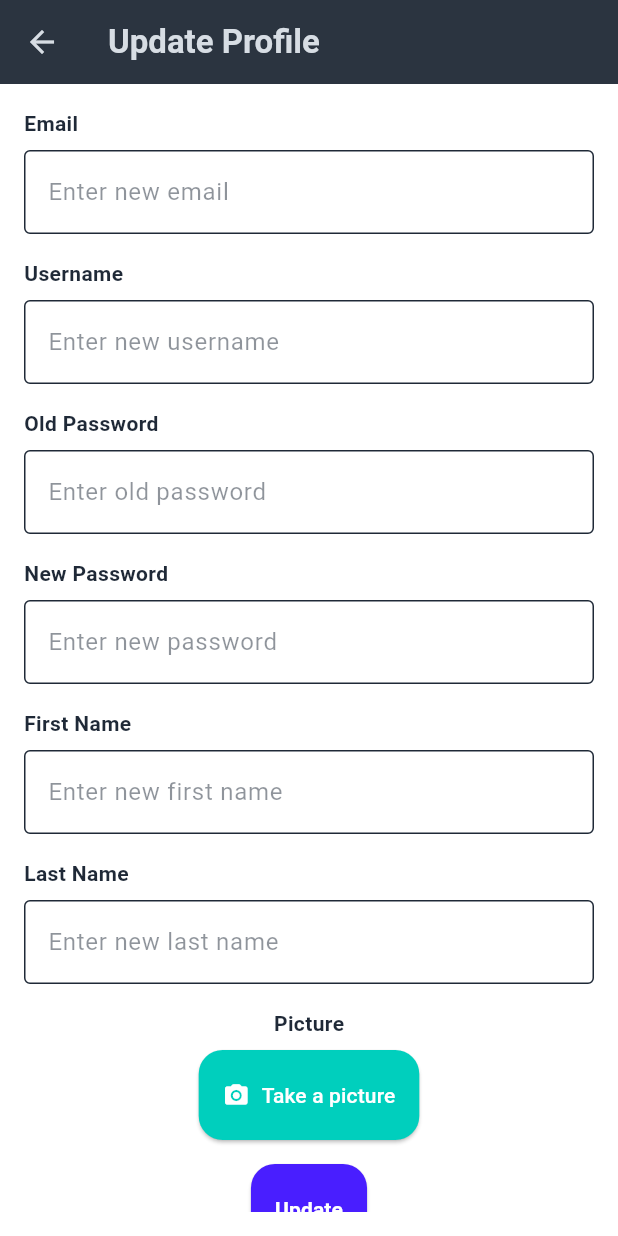
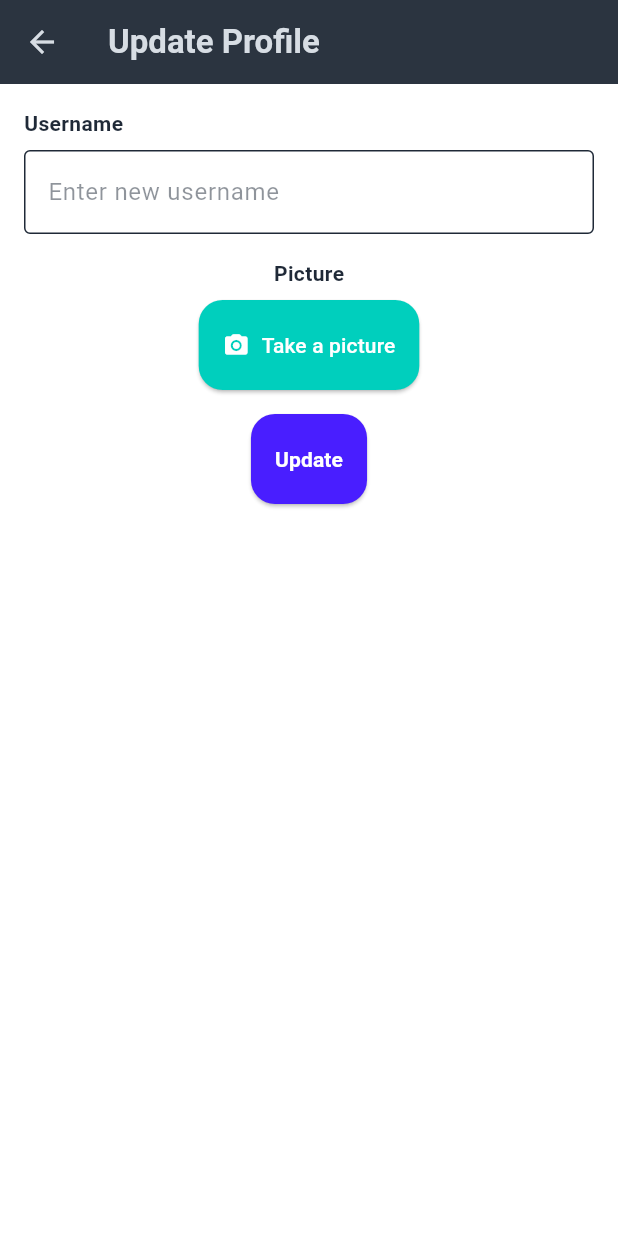
Before and after one commit to joaompfonseca/cm-flutter-project, a Flutter app: the UpdateProfileForm screen opened directly, on a phone screen of 412 x 824 dp. Run offline on Flutter 3.47's test engine with Material 3 defaults, Android fonts, the phone set to English and light mode, and no system bars; our stand-ins replace flutter_bloc, flutter_dotenv, flutter_map, geolocator, image_picker, latlong2; missing offline and left inert: amplify_auth_cognito, amplify_flutter, dio_cache_interceptor_hive_store, flutter_map_cache; accounts and stored records are empty.

Commit message:
Fix Update Profile

```diff
--- a/lib/cubit/profile.dart
+++ b/lib/cubit/profile.dart
@@ -73,35 +73,13 @@ class ProfileCubit extends Cubit<ProfileState> {
     }
   }
 
-  Future<void> updateProfile(
-      String email,
-      String username,
-      String oldPassword,
-      String newPassword,
-      String firstName,
-      String lastName,
-      File? image) async {
+  Future<void> updateProfile(String username, File? image) async {
     final uri = Uri.https("gw.project-x.pt", 'api/user/edit');
 
     var data = {};
 
-    if (email != "") {
-      data['email'] = email;
-    }
     if (username != "") {
       data['username'] = username;
-    }
-    if (oldPassword != "") {
-      data['password'] = oldPassword;
-    }
-    if (newPassword != "") {
-      data['new_password'] = newPassword;
-    }
-    if (firstName != "") {
-      data['first_name'] = firstName;
-    }
-    if (lastName != "") {
-      data['last_name'] = lastName;
     }
     if (image != null) {
       final imageUrl = await uploadImage(image);
--- a/lib/profile/update.dart
+++ b/lib/profile/update.dart
@@ -14,12 +14,7 @@ class UpdateProfileForm extends StatefulWidget {
 class _UpdateProfileFormState extends State<UpdateProfileForm> {
   final picker = ImagePicker();
   File? image;
-  late TextEditingController emailController;
   late TextEditingController usernameController;
-  late TextEditingController oldPasswordController;
-  late TextEditingController newPasswordController;
-  late TextEditingController firstNameController;
-  late TextEditingController lastNameController;
 
   Future getImageFromCamera() async {
     final pickedFile = await picker.pickImage(source: ImageSource.camera);
@@ -33,22 +28,12 @@ class _UpdateProfileFormState extends State<UpdateProfileForm> {
   @override
   void initState() {
     super.initState();
-    emailController = TextEditingController();
     usernameController = TextEditingController();
-    oldPasswordController = TextEditingController();
-    newPasswordController = TextEditingController();
-    firstNameController = TextEditingController();
-    lastNameController = TextEditingController();
   }
 
   @override
   void dispose() {
-    emailController.dispose();
     usernameController.dispose();
-    oldPasswordController.dispose();
-    newPasswordController.dispose();
-    firstNameController.dispose();
-    lastNameController.dispose();
     super.dispose();
   }
 
@@ -69,25 +54,6 @@ class _UpdateProfileFormState extends State<UpdateProfileForm> {
             crossAxisAlignment: CrossAxisAlignment.start,
             children: [
               const Text(
-                'Email',
-                style: TextStyle(fontWeight: FontWeight.bold),
-              ),
-              const SizedBox(height: 8),
-              TextFormField(
-                controller: emailController,
-                decoration: InputDecoration(
-                  border: const OutlineInputBorder(),
-                  hintText: 'Enter new email',
-                  hintStyle: TextStyle(
-                    color: Theme.of(context)
-                        .colorScheme
-                        .onBackground
-                        .withOpacity(0.5),
-                  ),
-                ),
-              ),
-              const SizedBox(height: 16),
-              const Text(
                 'Username',
                 style: TextStyle(fontWeight: FontWeight.bold),
               ),
@@ -97,86 +63,6 @@ class _UpdateProfileFormState extends State<UpdateProfileForm> {
                 decoration: InputDecoration(
                   border: const OutlineInputBorder(),
                   hintText: 'Enter new username',
-                  hintStyle: TextStyle(
-                    color: Theme.of(context)
-                        .colorScheme
-                        .onBackground
-                        .withOpacity(0.5),
-                  ),
-                ),
-              ),
-              const SizedBox(height: 16),
-              const Text(
-                'Old Password',
-                style: TextStyle(fontWeight: FontWeight.bold),
-              ),
-              const SizedBox(height: 8),
-              TextFormField(
-                controller: oldPasswordController,
-                obscureText: true,
-                decoration: InputDecoration(
-                  border: const OutlineInputBorder(),
-                  hintText: 'Enter old password',
-                  hintStyle: TextStyle(
-                    color: Theme.of(context)
-                        .colorScheme
-                        .onBackground
-                        .withOpacity(0.5),
-                  ),
-                ),
-              ),
-              const SizedBox(height: 16),
-              const Text(
-                'New Password',
-                style: TextStyle(fontWeight: FontWeight.bold),
-              ),
-              const SizedBox(height: 8),
-              TextFormField(
-                controller: newPasswordController,
-                obscureText: true,
-                decoration: InputDecoration(
-                  border: const OutlineInputBorder(),
-                  hintText: 'Enter new password',
-                  hintStyle: TextStyle(
-                    color: Theme.of(context)
-                        .colorScheme
-                        .onBackground
-                        .withOpacity(0.5),
-                  ),
-                ),
-              ),
-              const SizedBox(height: 16),
-              const Text(
-                'First Name',
-                style: TextStyle(fontWeight: FontWeight.bold),
-              ),
-              const SizedBox(height: 8),
-              TextFormField(
-                controller: firstNameController,
-                obscureText: true,
-                decoration: InputDecoration(
-                  border: const OutlineInputBorder(),
-                  hintText: 'Enter new first name',
-                  hintStyle: TextStyle(
-                    color: Theme.of(context)
-                        .colorScheme
-                        .onBackground
-                        .withOpacity(0.5),
-                  ),
-                ),
-              ),
-              const SizedBox(height: 16),
-              const Text(
-                'Last Name',
-                style: TextStyle(fontWeight: FontWeight.bold),
-              ),
-              const SizedBox(height: 8),
-              TextFormField(
-                controller: lastNameController,
-                obscureText: true,
-                decoration: InputDecoration(
-                  border: const OutlineInputBorder(),
-                  hintText: 'Enter new last name',
                   hintStyle: TextStyle(
                     color: Theme.of(context)
                         .colorScheme
@@ -271,14 +157,7 @@ class _UpdateProfileFormState extends State<UpdateProfileForm> {
                     backgroundColor: Theme.of(context).colorScheme.primary,
                   ),
                   onPressed: () {
-                    profileCubit.updateProfile(
-                        emailController.text,
-                        usernameController.text,
-                        oldPasswordController.text,
-                        newPasswordController.text,
-                        firstNameController.text,
-                        lastNameController.text,
-                        image);
+                    profileCubit.updateProfile(usernameController.text, image);
                     Navigator.pop(context);
                   },
                   child: const Text(
```
